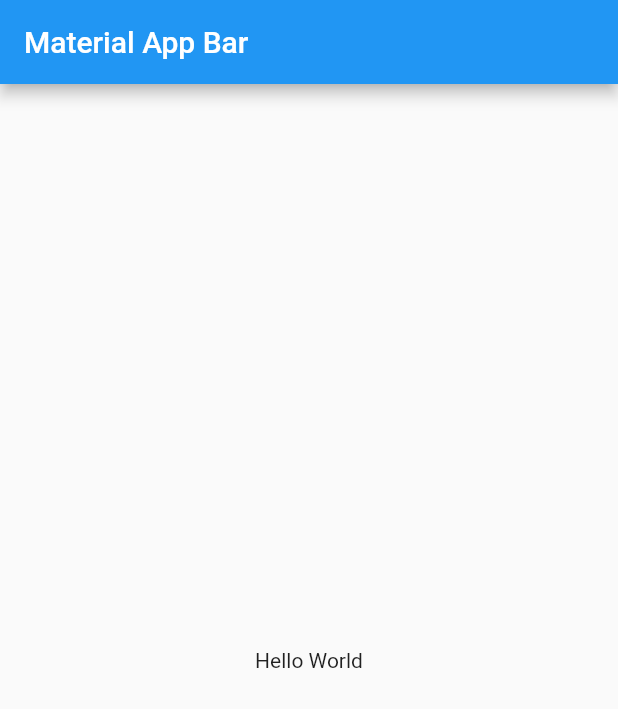
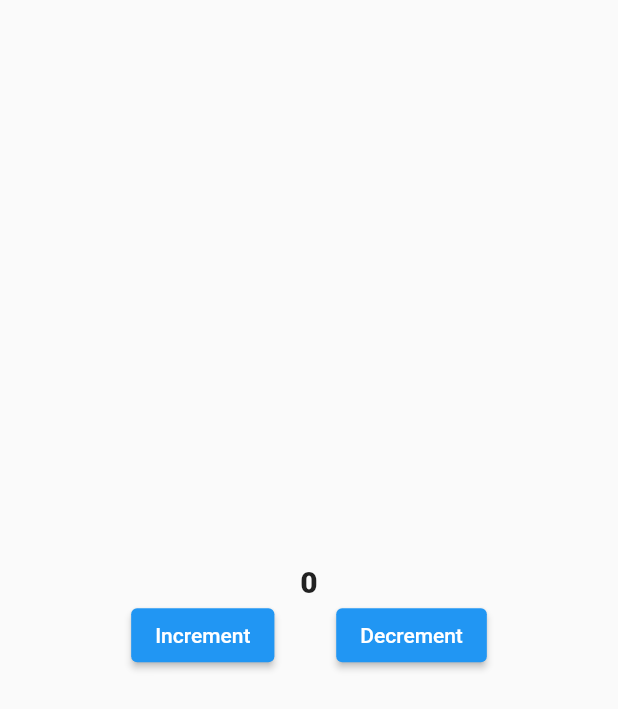
Before and after one commit to FranciscoRdz2001/getx_test_flutter, a Flutter app: the screen it shows after launch, on a phone screen of 412 x 824 dp. Shown: the top 709 px of the screen. Run offline on Flutter 3.47's test engine with Material 2 defaults, Android fonts, the phone set to English and light mode, and no system bars; our stand-ins replace get.

Commit message:
Counter test

```diff
--- /dev/null
+++ b/lib/controllers/counter_controller.dart
@@ -0,0 +1,9 @@
+import 'package:get/get.dart';
+
+class CounterController extends GetxController {
+  RxInt count = 0.obs;
+
+  increment() => count++;
+
+  decrement() => count--;
+}
--- a/lib/main.dart
+++ b/lib/main.dart
@@ -1,4 +1,5 @@
 import 'package:flutter/material.dart';
+import 'package:getx_test/pages/home_page.dart';
 
 void main() => runApp(const MyApp());
 
@@ -7,16 +8,10 @@ class MyApp extends StatelessWidget {
 
   @override
   Widget build(BuildContext context) {
-    return MaterialApp(
+    return const MaterialApp(
+      debugShowCheckedModeBanner: false,
       title: 'Material App',
-      home: Scaffold(
-        appBar: AppBar(
-          title: const Text('Material App Bar'),
-        ),
-        body: const Center(
-          child: Text('Hello World'),
-        ),
-      ),
+      home: HomePage(),
     );
   }
 }
--- /dev/null
+++ b/lib/pages/home_page.dart
@@ -0,0 +1,44 @@
+import 'package:flutter/material.dart';
+import 'package:get/get.dart';
+import 'package:getx_test/controllers/counter_controller.dart';
+
+class HomePage extends StatelessWidget {
+  const HomePage({super.key});
+
+  @override
+  Widget build(BuildContext context) {
+    final CounterController counterController = Get.put(CounterController());
+    return Scaffold(
+      body: Center(
+        child: Column(
+          mainAxisAlignment: MainAxisAlignment.center,
+          children: [
+            Obx(
+              () => Text(
+                counterController.count.toString(),
+                style: const TextStyle(
+                  fontWeight: FontWeight.w900,
+                  fontSize: 20,
+                ),
+              ),
+            ),
+            Row(
+              mainAxisAlignment: MainAxisAlignment.center,
+              children: [
+                ElevatedButton(
+                  onPressed: counterController.increment,
+                  child: const Text('Increment'),
+                ),
+                SizedBox(width: Get.width * 0.1),
+                ElevatedButton(
+                  onPressed: counterController.decrement,
+                  child: const Text('Decrement'),
+                ),
+              ],
+            )
+          ],
+        ),
+      ),
+    );
+  }
+}
--- a/pubspec.yaml
+++ b/pubspec.yaml
@@ -36,6 +36,7 @@ dependencies:
   # The following adds the Cupertino Icons font to your application.
   # Use with the CupertinoIcons class for iOS style icons.
   cupertino_icons: ^1.0.2
+  get: ^4.6.5
 
 dev_dependencies:
   flutter_test:
```
Also changed, not shown: pubspec.lock.
